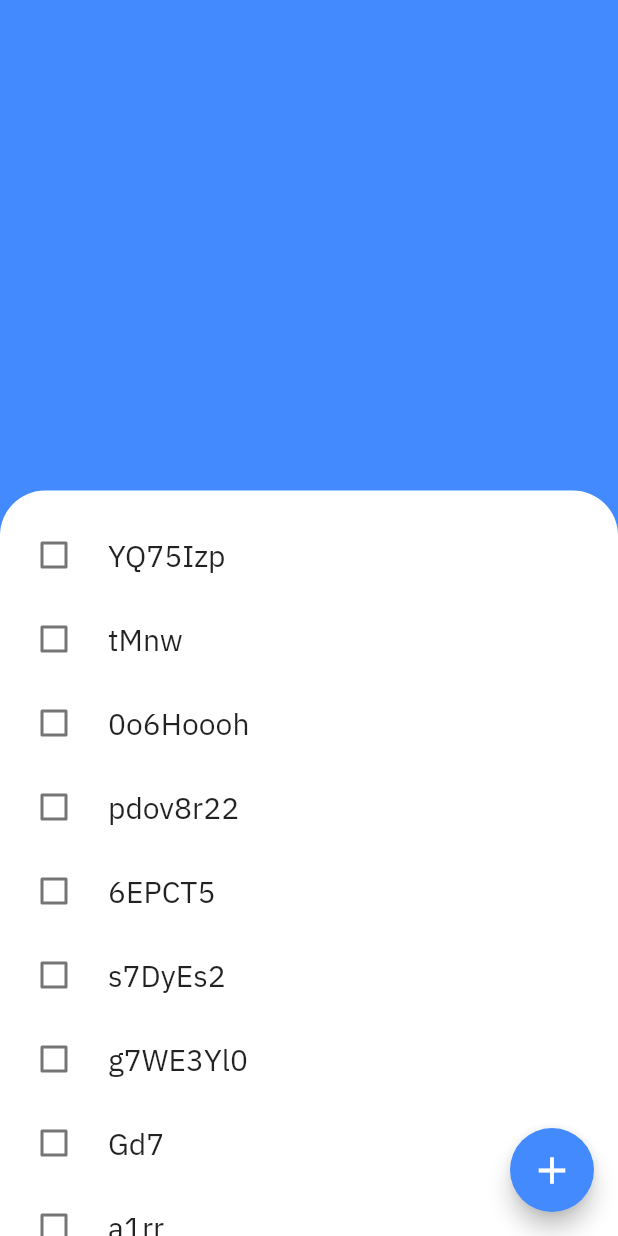
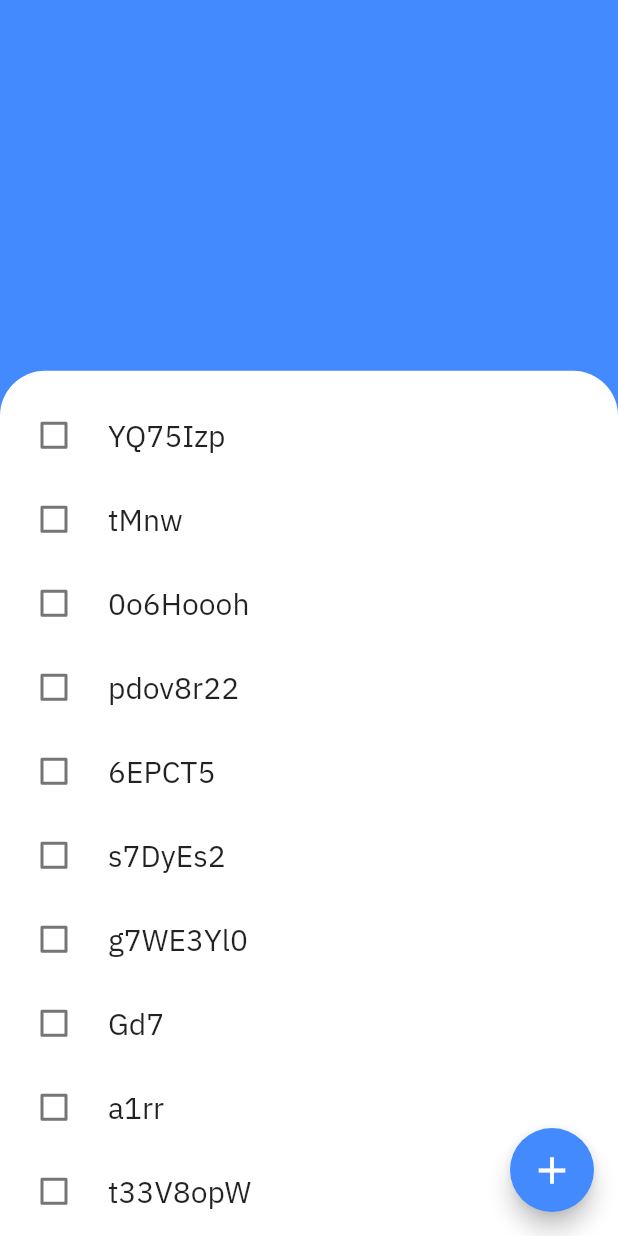
Before and after one commit to namworkmc/TODO-list, a Flutter app: the screen it shows after launch, on a phone screen of 412 x 824 dp. Run offline on Flutter 3.47's test engine with Material 2 defaults, Android fonts, the light colour scheme and no system bars.

Commit message:
chưa thêm gì nhiều lắm

```diff
--- a/lib/TodoContainer.dart
+++ b/lib/TodoContainer.dart
@@ -43,45 +43,17 @@ class _TodoContainerState extends State<TodoContainer>
     CheckMap(job: "Ax4O8", isCheck: false),
   ];
 
-  final Map<String, bool> _checkedMap = {
-    "YQ75Izp": false,
-    "tMnw": false,
-    "0o6Hoooh": false,
-    "pdov8r22": false,
-    "6EPCT5": false,
-    "s7DyEs2": false,
-    "g7WE3Yl0": false,
-    "Gd7": false,
-    "a1rr": false,
-    "t33V8opW": false,
-    "1Z8g": false,
-    "4MN7ga0": false,
-    "8n7crb": false,
-    "M8d1ya": false,
-    "1pr6nHC1": false,
-    "8NF": false,
-    "xLqtsDHu": false,
-    "F1K": false,
-    "Tb57keBk": false,
-    "Ilh1PXNA": false,
-    "5sF": false,
-    "DxAZ4076": false,
-    "i8z": false,
-    "1Sjv": false,
-    "Ax4O8": false
-  };
-
   @override
   void initState() {
     // TODO: implement initState
     super.initState();
     _controller = AnimationController(
-        vsync: this, duration: const Duration(milliseconds: 250));
+        vsync: this, duration: const Duration(milliseconds: 1000));
 
     final CurvedAnimation curvedAnimation =
-        CurvedAnimation(parent: _controller, curve: Curves.easeOut);
+        CurvedAnimation(parent: _controller, curve: Curves.elasticOut);
 
-    _animation = Tween(begin: 0.0, end: 1.0).animate(curvedAnimation)
+    _animation = Tween(begin: 1.6, end: 1.0).animate(curvedAnimation)
       ..addListener(() => setState(() {}));
 
     _controller.forward(from: 0.0);
@@ -101,16 +73,15 @@ class _TodoContainerState extends State<TodoContainer>
       body: Column(
         mainAxisAlignment: MainAxisAlignment.end,
         children: [
-          Stack(
-            children: [
-              Container(
+          Expanded(
+              flex: 3,
+              child: Container(
                 height: MediaQuery.of(context).size.height - 82.0,
                 width: MediaQuery.of(context).size.width,
                 color: Colors.transparent,
-              ),
-              Positioned(
-                top: 245,
-                bottom: 0,
+              )),
+          Expanded(
+              flex: 7,
               child: Container(
                 decoration: const BoxDecoration(
                     borderRadius: BorderRadius.only(
@@ -118,17 +89,29 @@ class _TodoContainerState extends State<TodoContainer>
                         topRight: Radius.circular(30)),
                     color: Colors.white),
                 width: MediaQuery.of(context).size.width,
-                  child: checkBoxList(),
+                child: _checkBoxList(),
+              ))
+        ],
       ),
+      drawer: Drawer(
+        backgroundColor: Colors.white,
+        child: ListView(
+          padding: EdgeInsets.zero,
+          children: const [
+            DrawerHeader(child: Text("hehe")),
+            ListTile(title: Text("hehe")),
+            ListTile(title: Text("hehe")),
+            ListTile(title: Text("hehe")),
+          ],
         ),
-            ],
-          )
-        ],
       ),
       floatingActionButton: FloatingActionButton(
         onPressed: () {
-          listKey.currentState?.insertItem(0, duration: const Duration(milliseconds: 500));
+          listKey.currentState
+              ?.insertItem(0, duration: const Duration(milliseconds: 850));
           checkList = [CheckMap(job: "hehe", isCheck: false), ...checkList];
+
+          _controller.forward(from: 0.0);
         },
         backgroundColor: Colors.blueAccent,
         child: const Icon(
@@ -140,7 +123,7 @@ class _TodoContainerState extends State<TodoContainer>
     );
   }
 
-  Widget checkBoxList() {
+  Widget _checkBoxList() {
     return AnimatedList(
       padding: const EdgeInsets.only(top: 15),
       key: listKey,
@@ -148,16 +131,16 @@ class _TodoContainerState extends State<TodoContainer>
       itemBuilder: (context, index, animation) {
         return SlideTransition(
           position: Tween<Offset>(
-                begin: const Offset(-1, 0),
-                end: const Offset(0, 0))
-                .animate(CurvedAnimation(parent: animation, curve: Curves.bounceOut, reverseCurve: Curves.bounceIn)),
-          child: buildRowCheckTile(checkList[index]),
+                  begin: const Offset(0.8, 0), end: const Offset(0, 0))
+              .animate(
+                  CurvedAnimation(parent: animation, curve: Curves.elasticOut)),
+          child: _buildRowCheckTile(checkList[index]),
         );
       },
     );
   }
 
-  Widget buildRowCheckTile(CheckMap checkMap) {
+  Widget _buildRowCheckTile(CheckMap checkMap) {
     return CheckboxListTile(
       title: Container(
         transform: Matrix4.identity()..scale(_animation.value, 1.0),
@@ -185,4 +168,13 @@ class _TodoContainerState extends State<TodoContainer>
       value: checkMap.isCheck,
     );
   }
+
+  Widget _buildRowTextField() {
+    return const TextField(
+      decoration: InputDecoration(
+        border: OutlineInputBorder(),
+        hintText: 'Enter a search term',
+      ),
+    );
   }
+}
--- a/pubspec.yaml
+++ b/pubspec.yaml
@@ -69,9 +69,9 @@ flutter:
   uses-material-design: true
 
   # To add assets to your application, add an assets section, like this:
-  # assets:
-  #   - images/a_dot_burr.jpeg
-  #   - images/a_dot_ham.jpeg
+  assets:
+    - assets/background_wallpaper.jpg
+    - assets/background_wallpaper_1.jpg
 
   # An image asset can refer to one or more resolution-specific "variants", see
   # https://flutter.dev/assets-and-images/#resolution-aware.
```
Also changed, not shown: assets/background_wallpaper.jpg (added), assets/background_wallpaper_1.jpg (added). Lines whose indentation alone changed are shown as unchanged.
